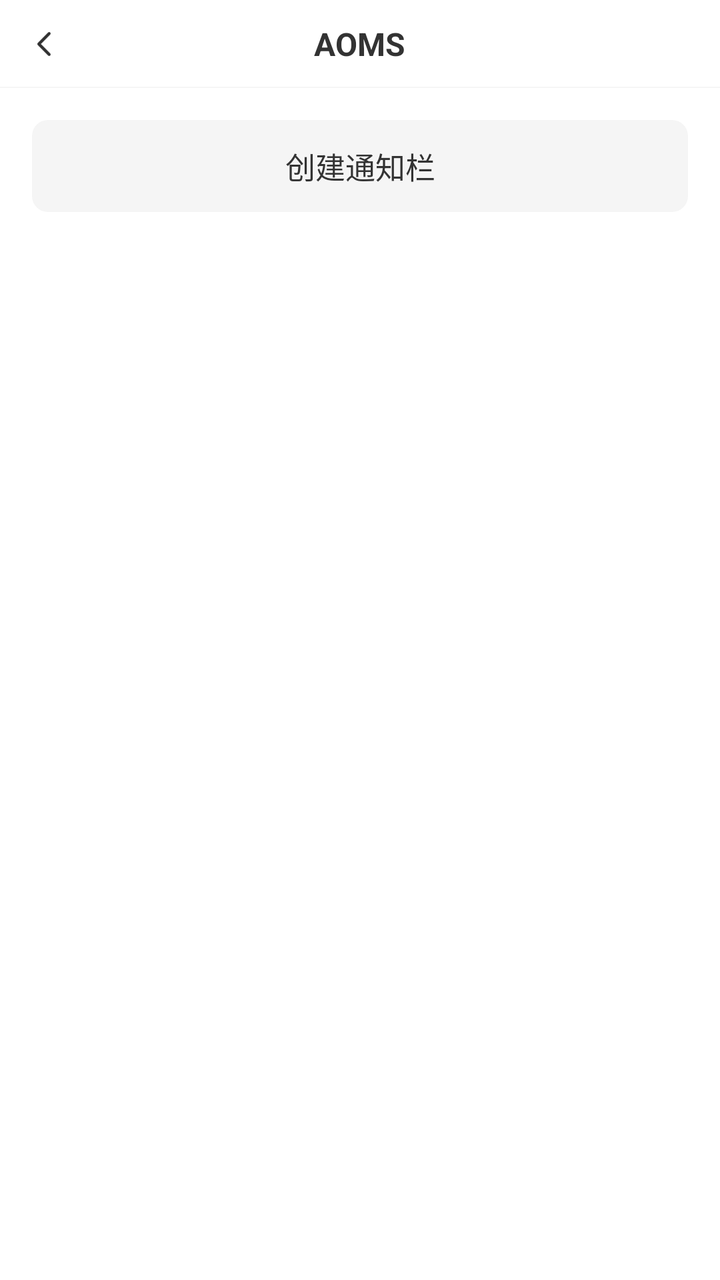
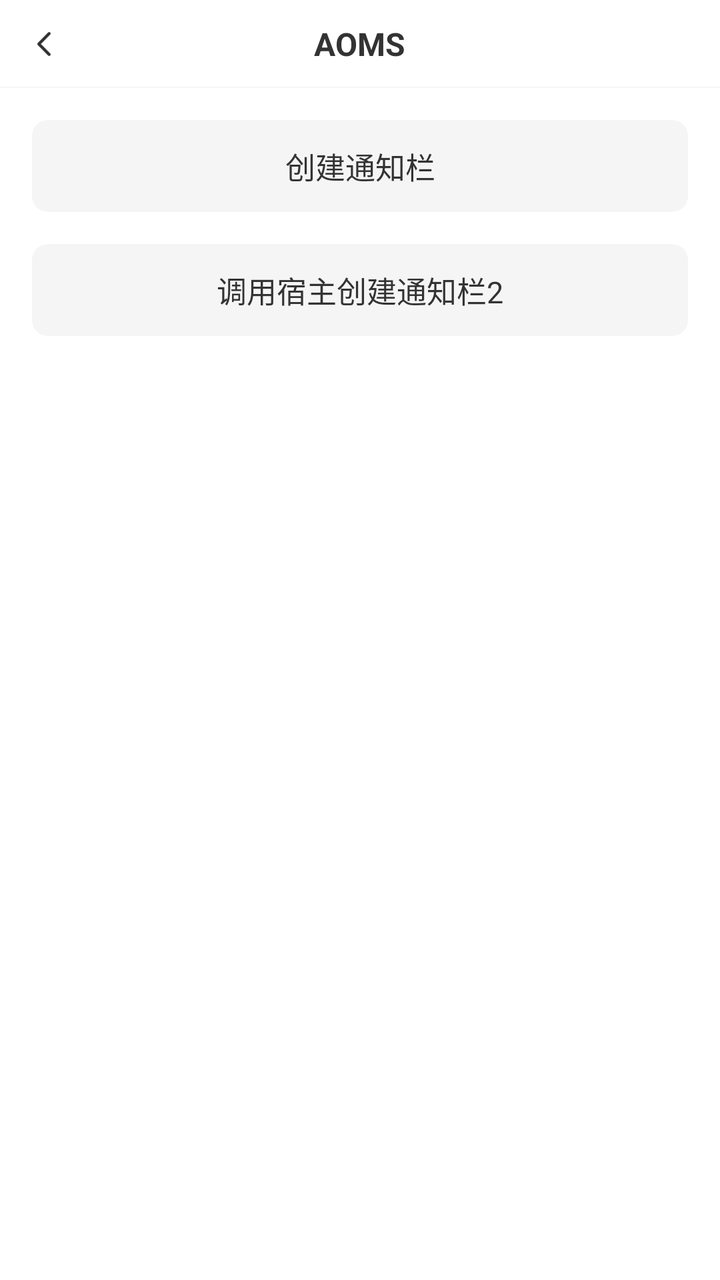

An Android layout rendered at two revisions. The XML below is the earlier revision; the diff shows what the commit changed to produce the second picture.
<!-- AndroidManifest.xml: application theme Theme.AppCompat.NoActionBar -->
<!-- res/layout/activity_create_notification.xml -->
<?xml version="1.0" encoding="utf-8"?>
<LinearLayout xmlns:android="http://schemas.android.com/apk/res/android"
    android:layout_width="match_parent"
    android:layout_height="match_parent"
    android:background="#FFFFFF"
    android:orientation="vertical">

    <include layout="@layout/app_bar" />

    <TextView
        android:id="@+id/tv_submit"
        android:layout_width="match_parent"
        android:textSize="15sp"
        android:paddingVertical="12dp"
        android:layout_marginHorizontal="16dp"
        android:layout_marginTop="16dp"
        android:background="@drawable/shape_003"
        android:textColor="#333333"
        android:gravity="center"
        android:text="创建通知栏"
        android:layout_height="wrap_content"/>

</LinearLayout>
<!-- res/layout/app_bar.xml (included above) -->
<?xml version="1.0" encoding="utf-8"?>
<RelativeLayout xmlns:android="http://schemas.android.com/apk/res/android"
    android:layout_width="match_parent"
    android:layout_height="44dp">

    <ImageView
        android:id="@+id/img_back"
        android:layout_width="44dp"
        android:src="@mipmap/back_black"
        android:scaleType="center"
        android:layout_height="44dp"/>

    <TextView
        android:id="@+id/tv_title"
        android:layout_width="wrap_content"
        android:layout_height="44dp"
        android:layout_centerHorizontal="true"
        android:gravity="center"
        android:text="AOMS"
        android:textStyle="bold"
        android:textColor="#333333"
        android:textSize="16sp" />

    <TextView
        android:id="@+id/tv_right"
        android:visibility="gone"
        android:layout_width="wrap_content"
        android:layout_height="44dp"
        android:layout_alignParentRight="true"
        android:paddingHorizontal="12dp"
        android:gravity="center"
        android:text="编辑"
        android:textColor="#333333"
        android:textSize="16sp" />


    <View
        android:layout_width="match_parent"
        android:background="#F5F5F5"
        android:layout_alignParentBottom="true"
        android:layout_height="0.5dp"/>

</RelativeLayout>
<!-- resources referenced by this layout -->
<resources>
  <!-- drawable shape_003 (drawable) -->
  <?xml version="1.0" encoding="utf-8"?>
  <shape xmlns:android="http://schemas.android.com/apk/res/android">
      <corners android:radius="8dp"/>
     <solid android:color="#f5f5f5"/>
  </shape>
  <!-- mipmap back_black: png bitmap (mipmap-xxxhdpi, 666 bytes) -->
</resources>

<!-- the commit's change to res/layout/activity_create_notification.xml (unified diff, before → after) -->
@@ -18,6 +18,19 @@
         android:textColor="#333333"
         android:gravity="center"
         android:text="创建通知栏"
+        android:layout_height="wrap_content"/>
+
+    <TextView
+        android:id="@+id/tv_submit2"
+        android:layout_width="match_parent"
+        android:textSize="15sp"
+        android:paddingVertical="12dp"
+        android:layout_marginHorizontal="16dp"
+        android:layout_marginTop="16dp"
+        android:background="@drawable/shape_003"
+        android:textColor="#333333"
+        android:gravity="center"
+        android:text="调用宿主创建通知栏2"
         android:layout_height="wrap_content"/>
 
 </LinearLayout>
